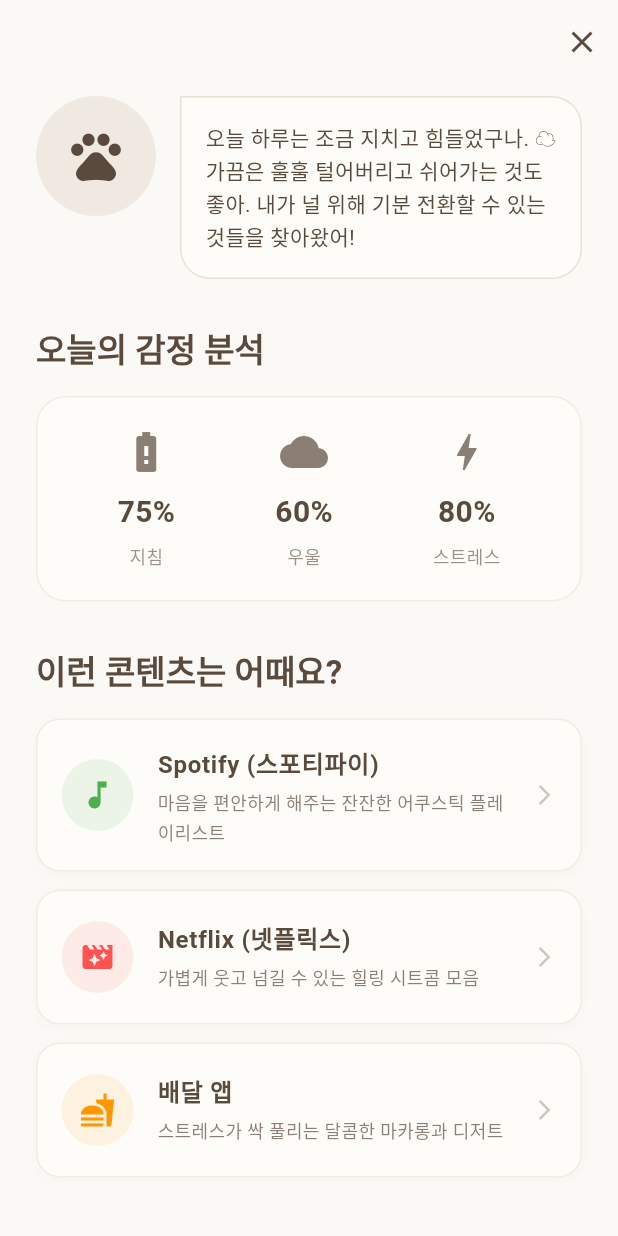
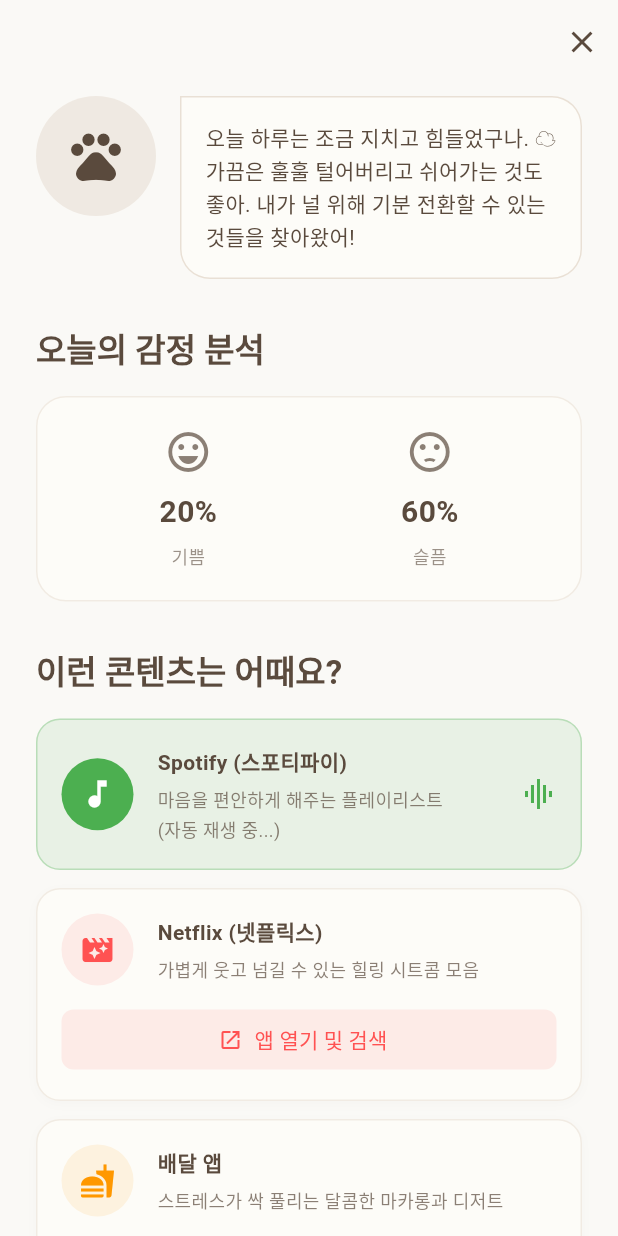
Before and after one commit to JunHwiK1m/K3-CapstoneDesign, a Flutter app: the AnalysisResultScreen screen opened directly, on a phone screen of 412 x 824 dp. Run offline on Flutter 3.47's test engine with Material 3 defaults, Android fonts, the phone set to English and light mode, and no system bars; our stand-ins replace table_calendar; Roboto replaces fonts that are missing (CustomFont1).

Commit message:
feat: 초기 설정 추가 및 분석 결과 화면 수정

```diff
--- a/frontend/lib/screens/analysis_result_screen.dart
+++ b/frontend/lib/screens/analysis_result_screen.dart
@@ -80,9 +80,8 @@ class AnalysisResultScreen extends StatelessWidget {
               child: Row(
                 mainAxisAlignment: MainAxisAlignment.spaceAround,
                 children: [
-                  _buildEmotionStat(context, '지침', '75%', Icons.battery_alert),
-                  _buildEmotionStat(context, '우울', '60%', Icons.cloud),
-                  _buildEmotionStat(context, '스트레스', '80%', Icons.bolt),
+                  _buildEmotionStat(context, '기쁨', '20%', Icons.sentiment_very_satisfied),
+                  _buildEmotionStat(context, '슬픔', '60%', Icons.sentiment_dissatisfied),
                 ],
               ),
             ),
@@ -94,27 +93,72 @@ class AnalysisResultScreen extends StatelessWidget {
               style: Theme.of(context).textTheme.titleLarge?.copyWith(fontWeight: FontWeight.bold),
             ),
             const SizedBox(height: 16),
-            _buildRecommendationCard(
-              context: context,
-              icon: Icons.music_note,
-              title: 'Spotify (스포티파이)',
-              description: '마음을 편안하게 해주는 잔잔한 어쿠스틱 플레이리스트',
+
+            // Spotify 자동 재생 UI
+            Container(
+              padding: const EdgeInsets.all(16),
+              decoration: BoxDecoration(
+                color: Colors.green.withOpacity(0.1),
+                borderRadius: BorderRadius.circular(16),
+                border: Border.all(color: Colors.green.withOpacity(0.3)),
+              ),
+              child: Row(
+                children: [
+                  Container(
+                    padding: const EdgeInsets.all(12),
+                    decoration: const BoxDecoration(
                       color: Colors.green,
+                      shape: BoxShape.circle,
+                    ),
+                    child: const Icon(Icons.music_note, color: Colors.white),
+                  ),
+                  const SizedBox(width: 16),
+                  Expanded(
+                    child: Column(
+                      crossAxisAlignment: CrossAxisAlignment.start,
+                      children: [
+                        Text(
+                          'Spotify (스포티파이)',
+                          style: TextStyle(
+                            fontWeight: FontWeight.bold,
+                            color: Theme.of(context).colorScheme.primary,
+                          ),
+                        ),
+                        const SizedBox(height: 4),
+                        Text(
+                          '마음을 편안하게 해주는 플레이리스트\n(자동 재생 중...)',
+                          style: TextStyle(
+                            fontSize: 12,
+                            color: Theme.of(context).colorScheme.primary.withOpacity(0.7),
+                          ),
+                        ),
+                      ],
+                    ),
+                  ),
+                  const Icon(Icons.graphic_eq, color: Colors.green),
+                ],
+              ),
             ),
             const SizedBox(height: 12),
-            _buildRecommendationCard(
+
+            // Netflix 바로가기 및 검색
+            _buildActionableRecommendationCard(
               context: context,
               icon: Icons.movie_filter,
               title: 'Netflix (넷플릭스)',
               description: '가볍게 웃고 넘길 수 있는 힐링 시트콤 모음',
+              buttonText: '앱 열기 및 검색',
               color: Colors.redAccent,
             ),
             const SizedBox(height: 12),
-            _buildRecommendationCard(
+
+            // 배달 앱 바로가기 및 검색
+            _buildActionableRecommendationCard(
               context: context,
               icon: Icons.fastfood,
               title: '배달 앱',
               description: '스트레스가 싹 풀리는 달콤한 마카롱과 디저트',
+              buttonText: '앱 열기 및 검색',
               color: Colors.orange,
             ),
             const SizedBox(height: 40),
@@ -168,14 +212,16 @@ class AnalysisResultScreen extends StatelessWidget {
     );
   }
 
-  Widget _buildRecommendationCard({
+  Widget _buildActionableRecommendationCard({
     required BuildContext context,
     required IconData icon,
     required String title,
     required String description,
+    required String buttonText,
     required Color color,
   }) {
     return Container(
+      padding: const EdgeInsets.all(16),
       decoration: BoxDecoration(
         color: Theme.of(context).colorScheme.surfaceContainer,
         borderRadius: BorderRadius.circular(16),
@@ -188,9 +234,12 @@ class AnalysisResultScreen extends StatelessWidget {
           ),
         ],
       ),
-      child: ListTile(
-        contentPadding: const EdgeInsets.symmetric(horizontal: 16, vertical: 8),
-        leading: Container(
+      child: Column(
+        crossAxisAlignment: CrossAxisAlignment.start,
+        children: [
+          Row(
+            children: [
+              Container(
                 padding: const EdgeInsets.all(12),
                 decoration: BoxDecoration(
                   color: color.withOpacity(0.1),
@@ -198,37 +247,57 @@ class AnalysisResultScreen extends StatelessWidget {
                 ),
                 child: Icon(icon, color: color),
               ),
-        title: Text(
+              const SizedBox(width: 16),
+              Expanded(
+                child: Column(
+                  crossAxisAlignment: CrossAxisAlignment.start,
+                  children: [
+                    Text(
                       title,
                       style: TextStyle(
                         fontWeight: FontWeight.bold,
                         color: Theme.of(context).colorScheme.primary,
                       ),
                     ),
-        subtitle: Padding(
-          padding: const EdgeInsets.only(top: 4.0),
-          child: Text(
+                    const SizedBox(height: 4),
+                    Text(
                       description,
                       style: TextStyle(
                         fontSize: 12,
                         color: Theme.of(context).colorScheme.primary.withOpacity(0.7),
                       ),
                     ),
+                  ],
                 ),
-        trailing: Icon(
-          Icons.arrow_forward_ios,
-          size: 16,
-          color: Theme.of(context).colorScheme.primary.withOpacity(0.3),
               ),
-        onTap: () {
-          // Placeholder for actual link feature
+            ],
+          ),
+          const SizedBox(height: 12),
+          SizedBox(
+            width: double.infinity,
+            child: ElevatedButton.icon(
+              onPressed: () {
+                // Placeholder for actual app linking and search feature
                 ScaffoldMessenger.of(context).showSnackBar(
                   SnackBar(
-              content: Text('$title(으)로 이동합니다 (기능 준비 중)'),
+                    content: Text('$title 앱으로 이동하여 검색합니다 (기능 준비 중)'),
                     behavior: SnackBarBehavior.floating,
                   ),
                 );
               },
+              icon: const Icon(Icons.open_in_new, size: 16),
+              label: Text(buttonText),
+              style: ElevatedButton.styleFrom(
+                backgroundColor: color.withOpacity(0.1),
+                foregroundColor: color,
+                elevation: 0,
+                shape: RoundedRectangleBorder(
+                  borderRadius: BorderRadius.circular(8),
+                ),
+              ),
+            ),
+          ),
+        ],
       ),
     );
   }
--- a/frontend/lib/screens/setup_screen.dart
+++ b/frontend/lib/screens/setup_screen.dart
@@ -34,6 +34,9 @@ class _SetupScreenState extends State<SetupScreen> {
     'K-Pop': false,
     '기타': false,
   };
+
+  // 9. AI 일기 분석 동의 여부
+  bool _agreedToAIAnalysis = true;
 
   Future<void> _selectDate(BuildContext context) async {
     final DateTime? picked = await showDatePicker(
@@ -374,6 +377,38 @@ class _SetupScreenState extends State<SetupScreen> {
                 );
               }).toList(),
             ),
+            const SizedBox(height: 32),
+
+            // 9. AI 분석 동의 여부
+            Text('데이터 활용 동의', style: Theme.of(context).textTheme.titleMedium),
+            const SizedBox(height: 8),
+            Container(
+              padding: const EdgeInsets.symmetric(vertical: 4),
+              decoration: BoxDecoration(
+                color: Theme.of(context).colorScheme.surface,
+                borderRadius: BorderRadius.circular(16),
+                border: Border.all(color: Theme.of(context).colorScheme.secondary.withOpacity(0.5)),
+              ),
+              child: CheckboxListTile(
+                title: Text(
+                  'AI 일기 분석 및 맞춤 추천 서비스 동의',
+                  style: Theme.of(context).textTheme.titleSmall,
+                ),
+                subtitle: Text(
+                  '작성하신 일기 내용을 바탕으로 감정 분석 및 콘텐츠 추천을 제공합니다. 거부하셔도 기본 일기장 기능은 사용하실 수 있습니다.',
+                  style: TextStyle(fontSize: 12, color: Theme.of(context).colorScheme.primary.withOpacity(0.6)),
+                ),
+                value: _agreedToAIAnalysis,
+                onChanged: (bool? value) {
+                  setState(() {
+                    _agreedToAIAnalysis = value ?? false;
+                  });
+                },
+                activeColor: Theme.of(context).colorScheme.primary,
+                contentPadding: const EdgeInsets.symmetric(horizontal: 16),
+                controlAffinity: ListTileControlAffinity.leading,
+              ),
+            ),
             const SizedBox(height: 48),
 
             // Submit Button
```
Also changed, not shown: 4 other files. Lines whose indentation alone changed are shown as unchanged.
